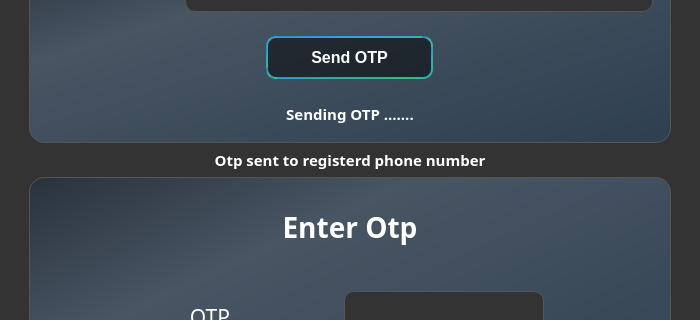
Qt form lab/src/lab/fp.ui (vyshnav20/Department-Management-and-Learning-Platform) before a commit; both pictures show x 0 to 700 and y 149 to 469 of the 700 by 655 pixel window.
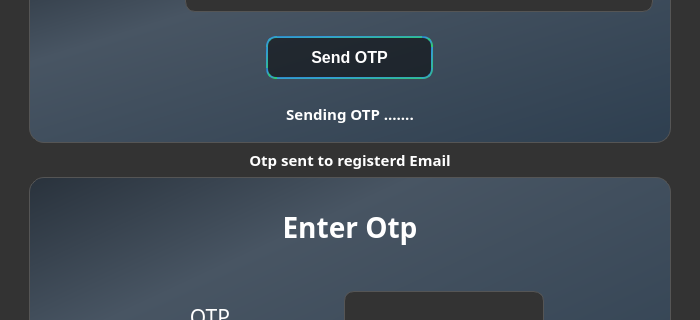
The same form after that commit. Icons and pictures are not drawn.

The edit to the form file:
```diff
--- a/lab/src/lab/fp.ui
+++ b/lab/src/lab/fp.ui
@@ -276,7 +276,7 @@
              </font>
             </property>
             <property name="text">
-             <string>Otp sent to registerd phone number</string>
+             <string>Otp sent to registerd Email</string>
             </property>
             <property name="alignment">
              <set>Qt::AlignCenter</set>
```
Left out of the diff: 2 changed lines with no effect on the pictures.
